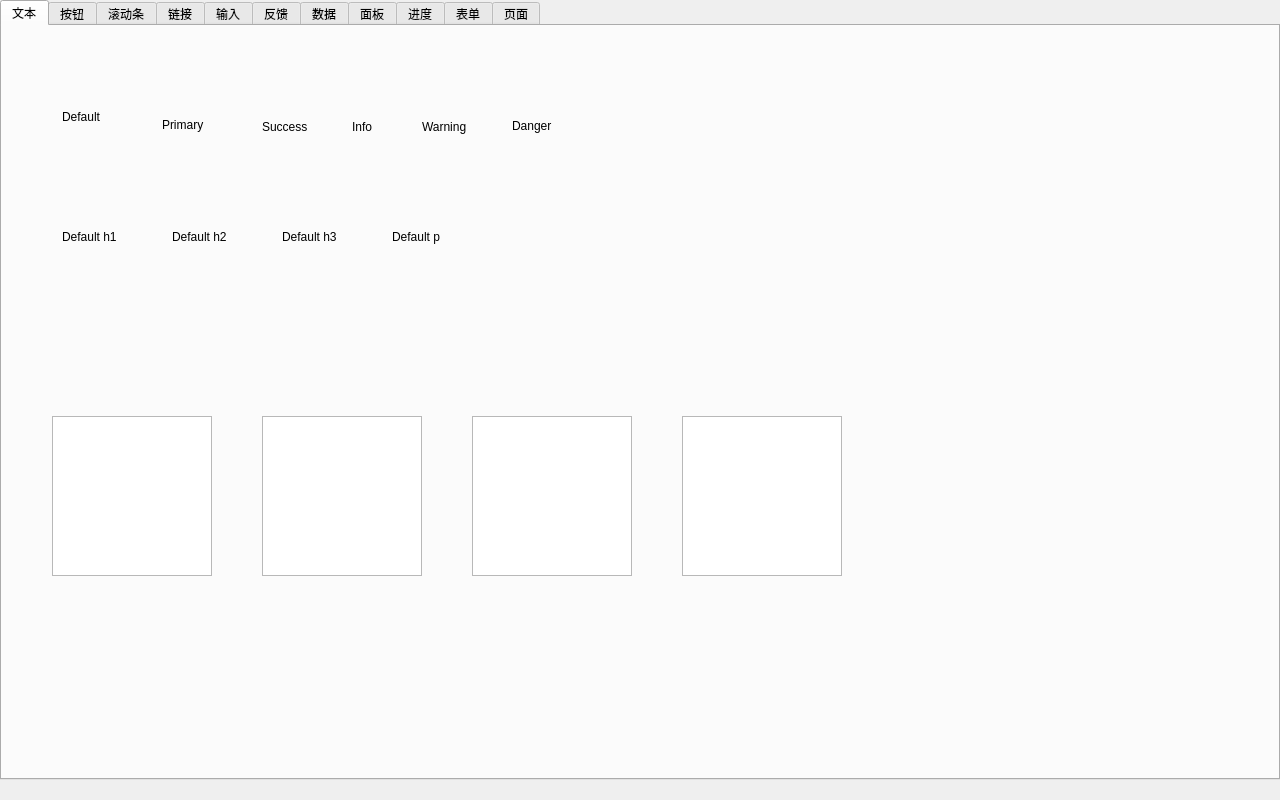
Above: examples/mainwindow.ui from yyx-dev/qt-element-ui before the change. Below: the same form after it.
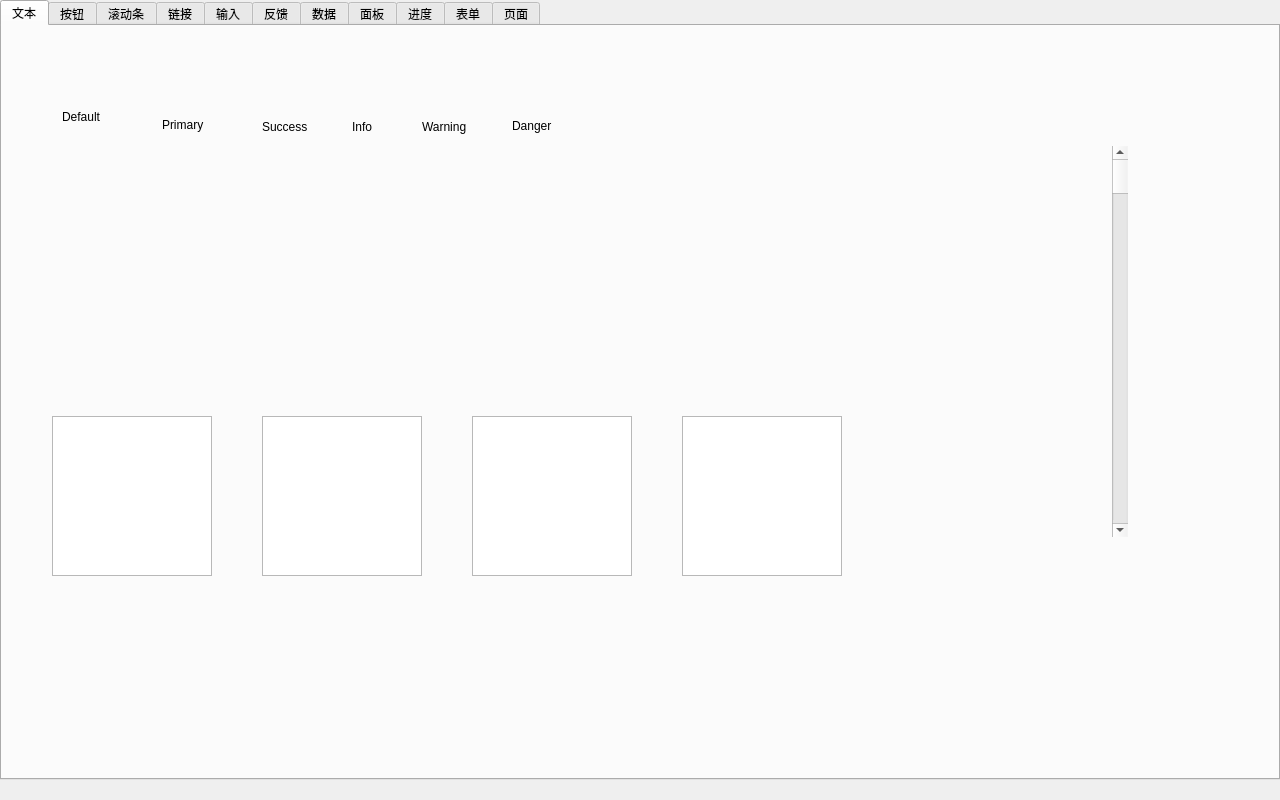
That is the form after the change. Custom widgets are drawn as their Qt base class.

```diff
--- a/examples/mainwindow.ui
+++ b/examples/mainwindow.ui
@@ -166,56 +166,17 @@
        </rect>
       </property>
      </widget>
-     <widget class="Element::Text" name="h1">
+     <widget class="QScrollBar" name="scrollbar">
       <property name="geometry">
        <rect>
-        <x>60</x>
-        <y>200</y>
-        <width>81</width>
-        <height>21</height>
+        <x>1110</x>
+        <y>120</y>
+        <width>16</width>
+        <height>391</height>
        </rect>
       </property>
-      <property name="text">
-       <string>Default h1</string>
-      </property>
-     </widget>
-     <widget class="Element::Text" name="h2">
-      <property name="geometry">
-       <rect>
-        <x>170</x>
-        <y>200</y>
-        <width>81</width>
-        <height>21</height>
-       </rect>
-      </property>
-      <property name="text">
-       <string>Default h2</string>
-      </property>
-     </widget>
-     <widget class="Element::Text" name="h3">
-      <property name="geometry">
-       <rect>
-        <x>280</x>
-        <y>200</y>
-        <width>81</width>
-        <height>21</height>
-       </rect>
-      </property>
-      <property name="text">
-       <string>Default h3</string>
-      </property>
-     </widget>
-     <widget class="Element::Text" name="p">
-      <property name="geometry">
-       <rect>
-        <x>390</x>
-        <y>200</y>
-        <width>71</width>
-        <height>21</height>
-       </rect>
-      </property>
-      <property name="text">
-       <string>Default p</string>
+      <property name="orientation">
+       <enum>Qt::Vertical</enum>
       </property>
      </widget>
     </widget>
```
